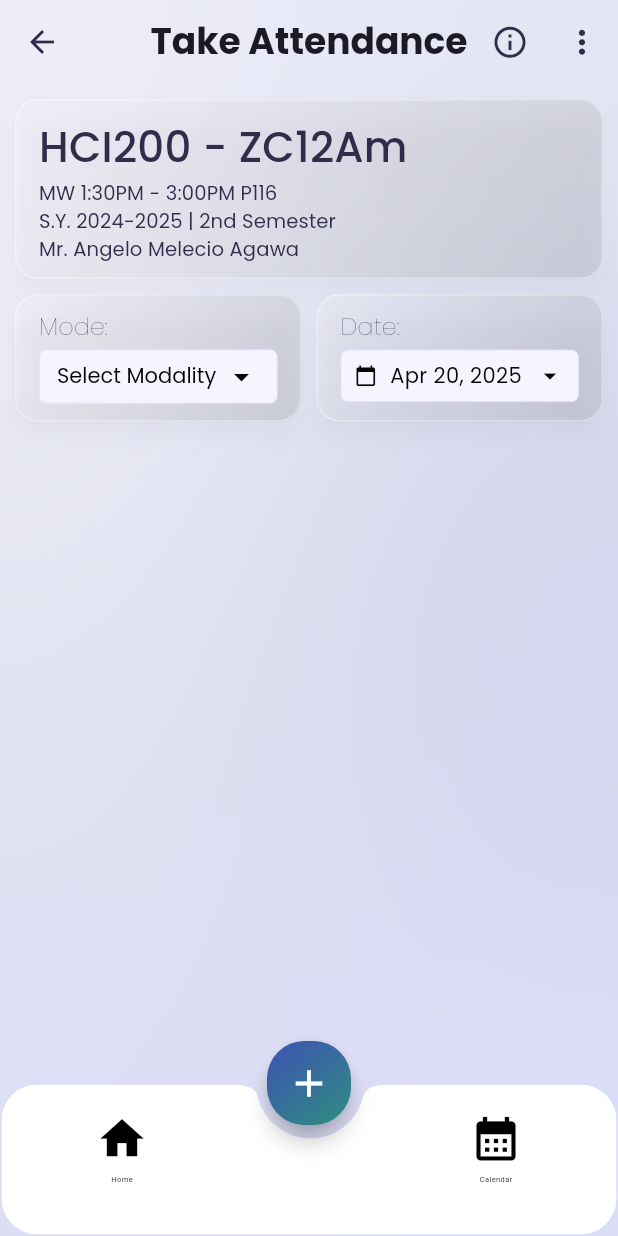
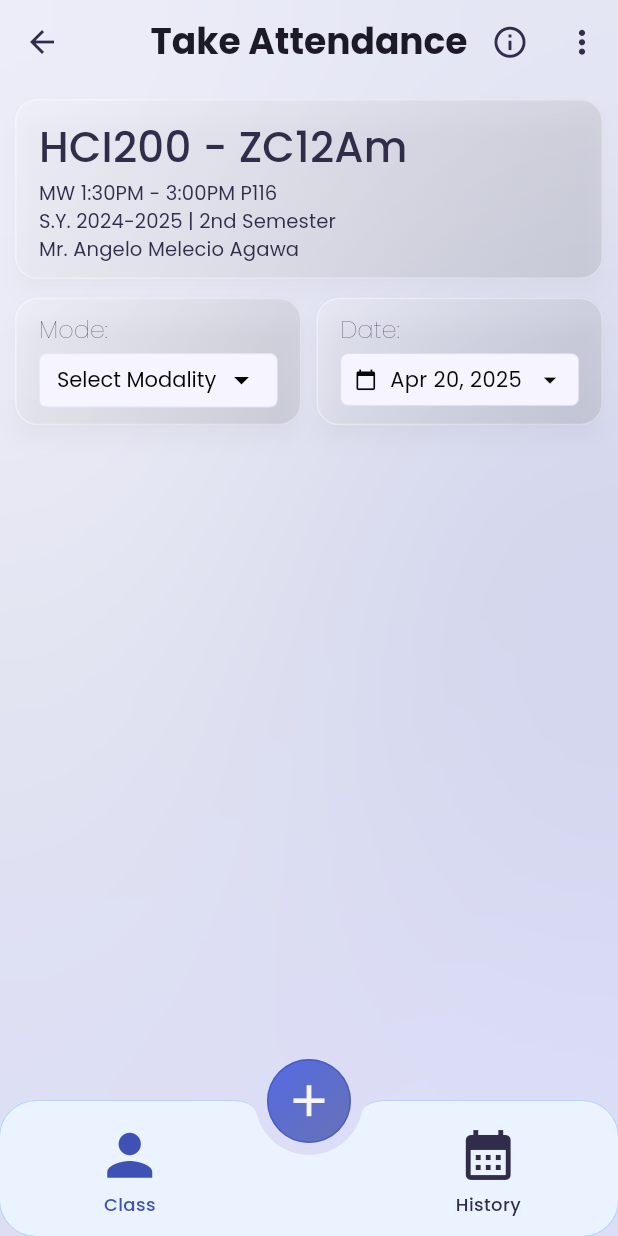
Before and after one commit to Jeyep18/beadle-s-app, a Flutter app: the HomePage screen opened directly, after a tap on an icon or button, on a phone screen of 412 x 824 dp. Run offline on Flutter 3.47's test engine with Material 3 defaults, Android fonts, the phone set to English and light mode, and no system bars; our stand-ins replace flutter_animate, flutter_slidable, google_fonts, loading_animation_widget.

Commit message:
fixed bottom nav bar in class dashboard, made class history page

```diff
--- a/lib/class_dashboard.dart
+++ b/lib/class_dashboard.dart
@@ -351,81 +351,6 @@ class ClassPage extends StatelessWidget {
             ),
           ],
         ),
-
-        floatingActionButtonLocation:
-            FloatingActionButtonLocation.miniCenterDocked,
-        floatingActionButton: FloatingActionButton(
-          onPressed: () {},
-          shape: RoundedRectangleBorder(
-            borderRadius: BorderRadius.circular(100),
-          ),
-          child: Container(
-            width: 60,
-            height: 60,
-            decoration: BoxDecoration(
-              borderRadius: BorderRadius.circular(25),
-              gradient: LinearGradient(
-                begin: Alignment.topLeft,
-                end: Alignment(0.6, 1),
-                colors: [
-                  Theme.of(context).colorScheme.primary,
-                  Theme.of(context).colorScheme.secondary,
-                ],
-              ),
-            ),
-            child: Icon(Icons.add, size: 30, color: Colors.white),
-          ),
-        ),
-        bottomNavigationBar: Padding(
-          padding: const EdgeInsets.symmetric(horizontal: 1, vertical: 1),
-          child: ClipRRect(
-            borderRadius: BorderRadius.circular(24),
-            child: Container(
-              decoration: BoxDecoration(color: Colors.transparent),
-              child: BottomAppBar(
-                shape: const CircularNotchedRectangle(),
-                notchMargin: 8,
-                height: 100,
-                //child: SizedBox(
-                //height: 60,
-                child: Row(
-                  mainAxisAlignment: MainAxisAlignment.spaceAround,
-                  children: <Widget>[
-                    Column(
-                      children: [
-                        IconButton(
-                          iconSize: 35,
-                          icon: const Icon(Icons.home),
-                          padding: const EdgeInsets.symmetric(
-                            horizontal: 0,
-                            vertical: 0,
-                          ),
-                          onPressed: () {},
-                        ),
-                        Text('Home', style: TextStyle(fontSize: 5)),
-                      ],
-                    ),
-                    const SizedBox(width: 40), // Gap for FAB
-                    Column(
-                      children: [
-                        IconButton(
-                          iconSize: 35,
-                          icon: const Icon(Icons.calendar_month),
-                          padding: const EdgeInsets.symmetric(
-                            horizontal: 0,
-                            vertical: 0,
-                          ),
-                          onPressed: () {},
-                        ),
-                        Text('Calendar', style: TextStyle(fontSize: 5)),
-                      ],
-                    ),
-                  ],
-                ),
-              ),
-            ),
-          ),
-        ),
       ),
     );
   }
--- /dev/null
+++ b/lib/class_main_nav_page.dart
@@ -0,0 +1,169 @@
+import 'package:beadles_app_prototype1/class_dashboard.dart';
+import 'package:beadles_app_prototype1/class_history_page.dart';
+import 'package:beadles_app_prototype1/main_page.dart';
+import 'package:flutter/material.dart';
+import 'package:google_fonts/google_fonts.dart';
+
+class ClassMainNavPage extends StatefulWidget {
+  const ClassMainNavPage({super.key});
+
+  @override
+  State<ClassMainNavPage> createState() => _ClassMainNavPageState();
+}
+
+class _ClassMainNavPageState extends State<ClassMainNavPage> {
+  //current page
+  int currentPage = 0;
+
+  //widget pages
+  final List _pages = [ClassPage(), ClassHistoryPage()];
+
+  @override
+  Widget build(BuildContext context) {
+    return Scaffold(
+      extendBodyBehindAppBar: true,
+      extendBody: true,
+
+      floatingActionButtonLocation:
+          FloatingActionButtonLocation.miniCenterDocked,
+
+      floatingActionButton: FloatingActionButton(
+        backgroundColor: Colors.transparent,
+        elevation: 0,
+        onPressed:
+            () => {
+              //create new student tile
+            },
+        shape: RoundedRectangleBorder(borderRadius: BorderRadius.circular(100)),
+        child: Container(
+          width: 60,
+          height: 60,
+          decoration: BoxDecoration(
+            borderRadius: BorderRadius.circular(50),
+            border: Border.all(
+              color: Color.fromARGB(158, 63, 81, 181),
+              width: 1,
+            ),
+            gradient: LinearGradient(
+              begin: Alignment.topLeft,
+              end: Alignment.bottomRight,
+              colors: [
+                Theme.of(context).brightness == Brightness.light
+                    ? Color.fromARGB(244, 80, 103, 231)
+                    : Color.fromARGB(151, 63, 81, 181),
+
+                Theme.of(context).brightness == Brightness.light
+                    ? Color.fromARGB(181, 57, 72, 160)
+                    : Color.fromARGB(108, 40, 51, 117),
+              ],
+            ),
+          ),
+          child: Icon(Icons.add, size: 35, color: const Color(0xFFF7F7F7)),
+        ),
+      ),
+
+      body: _pages[currentPage],
+
+      bottomNavigationBar: SafeArea(
+        child: Padding(
+          padding: const EdgeInsets.symmetric(horizontal: 0, vertical: 0),
+          child: Stack(
+            alignment: Alignment.bottomCenter,
+            children: [
+              CustomPaint(
+                painter: NotchedBorderPainter(
+                  borderColor:
+                      Theme.of(context).brightness == Brightness.light
+                          ? Color.fromARGB(255, 173, 210, 255)
+                          : Color.fromARGB(255, 61, 74, 109),
+                ),
+                child: Container(height: 90, color: Colors.transparent),
+              ),
+              ClipRRect(
+                borderRadius: BorderRadius.circular(24),
+                child: BottomAppBar(
+                  color:
+                      Theme.of(context).brightness == Brightness.light
+                          ? Color.fromARGB(255, 234, 243, 255)
+                          : Color.fromARGB(255, 26, 30, 41),
+                  shape: const CircularNotchedRectangle(),
+                  notchMargin: 8,
+                  height: 90,
+                  child: Row(
+                    mainAxisAlignment: MainAxisAlignment.spaceAround,
+                    children: <Widget>[
+                      Column(
+                        children: [
+                          IconButton(
+                            iconSize: 45,
+                            icon: const Icon(Icons.person),
+                            padding: const EdgeInsets.symmetric(
+                              horizontal: 0,
+                              vertical: 0,
+                            ),
+                            onPressed: () {
+                              setState(() => currentPage = 0);
+                            },
+                            color:
+                                currentPage == 0
+                                    ? Theme.of(context).colorScheme.primary
+                                    : Theme.of(context).colorScheme.tertiary,
+                          ),
+                          Text(
+                            'Class',
+                            style: GoogleFonts.poppins(
+                              fontSize: 12,
+                              fontWeight: FontWeight.w500,
+                              color:
+                                  currentPage == 0
+                                      ? Theme.of(context).colorScheme.primary
+                                      : Theme.of(context).colorScheme.tertiary,
+                            ),
+                          ),
+                        ],
+                      ),
+
+                      const SizedBox(width: 5), // Gap for FAB
+
+                      Column(
+                        children: [
+                          IconButton(
+                            iconSize: 40,
+                            icon: const Icon(Icons.calendar_month),
+                            padding: const EdgeInsets.symmetric(
+                              horizontal: 0,
+                              vertical: 0,
+                            ),
+                            onPressed: () {
+                              setState(() => currentPage = 1);
+                            },
+                            color:
+                                currentPage == 1
+                                    ? Theme.of(context).colorScheme.primary
+                                    : Theme.of(context).colorScheme.tertiary,
+                          ),
+
+                          Text(
+                            'History',
+                            style: GoogleFonts.poppins(
+                              fontSize: 12,
+                              fontWeight: FontWeight.w500,
+                              color:
+                                  currentPage == 0
+                                      ? Theme.of(context).colorScheme.tertiary
+                                      : Theme.of(context).colorScheme.primary,
+                            ),
+                          ),
+                        ],
+                      ),
+                    ],
+                  ),
+                ),
+              ),
+            ],
+          ),
+        ),
+      ),
+    );
+  }
+}
--- a/lib/main.dart
+++ b/lib/main.dart
@@ -1,4 +1,5 @@
 //import 'package:beadles_app_prototype1/main_page.dart';
+import 'package:beadles_app_prototype1/class_main_nav_page.dart';
 import 'package:beadles_app_prototype1/profile_page.dart';
 import 'package:beadles_app_prototype1/settings_page.dart';
 import 'package:beadles_app_prototype1/utils/pseudo_loading.dart';
@@ -28,6 +29,7 @@ class MainApp extends StatelessWidget {
         locale: Locale('en', 'US'),
         routes: {
           '/class-dashboard': (context) => ClassPage(),
+          '/class-main-nav-page': (context) => ClassMainNavPage(),
           '/settings-page': (context) => SettingsPage(),
           '/profile-page': (context) => ProfilePage(),
         },
--- a/lib/utils/class_tile.dart
+++ b/lib/utils/class_tile.dart
@@ -33,7 +33,7 @@ class ClassTile extends StatelessWidget {
       onTap: () {
         Navigator.pushNamed(
           context,
-          '/class-dashboard',
+          '/class-main-nav-page',
           arguments: {
             'subjectCode': subjectCode,
             'classSection': classSection,
--- a/lib/utils/pseudo_loading.dart
+++ b/lib/utils/pseudo_loading.dart
@@ -14,7 +14,7 @@ class _SplashScreenState extends State<SplashScreen> {
   @override
   void initState() {
     super.initState();
-    Future.delayed(Duration(seconds: 3), () {
+    Future.delayed(Duration(seconds: 2), () {
       Navigator.of(context).pushReplacement(
         PageRouteBuilder(
           transitionDuration: Duration(milliseconds: 900), // how long fade
```
Also changed, not shown: lib/class_history_page.dart (added, +99 -0 lines), lib/home.dart (+27 -8 lines).
